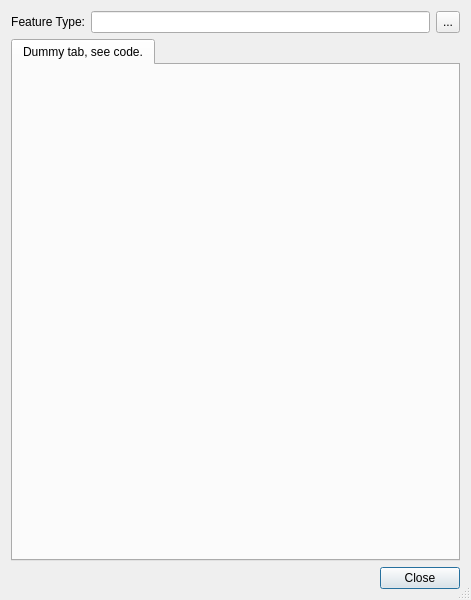
First picture: the form in src/qt-widgets/FeaturePropertiesDialogUi.ui, repository GPlates/GPlates, before the edit.
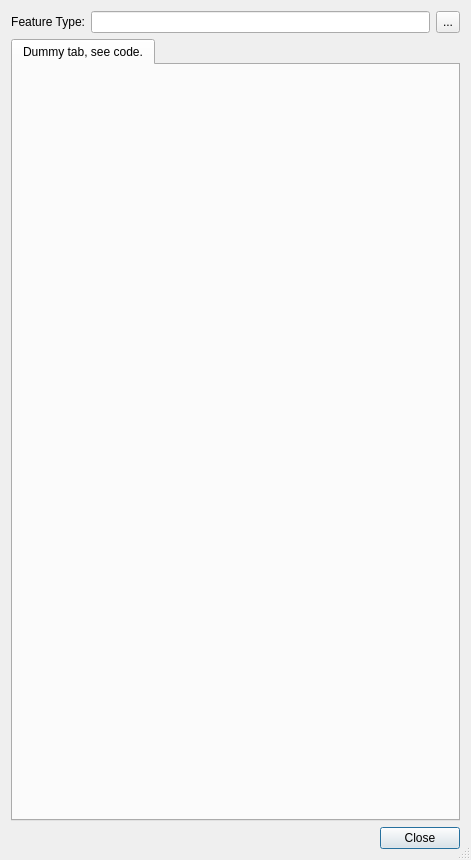
Second picture: the form after the edit. Icons and pictures are not drawn.

The edit to the form file:
```diff
--- a/src/qt-widgets/FeaturePropertiesDialogUi.ui
+++ b/src/qt-widgets/FeaturePropertiesDialogUi.ui
@@ -7,7 +7,7 @@
     <x>0</x>
     <y>0</y>
     <width>471</width>
-    <height>600</height>
+    <height>860</height>
    </rect>
   </property>
   <property name="windowTitle">
```
